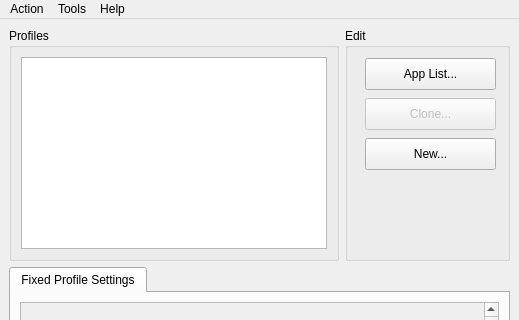
The window that vkconfig/mainwindow.ui (LunarG/VulkanTools) describes before a commit, drawn with Qt 5; both pictures show x 0 to 519 and y 0 to 320 of the 519 by 585 pixel window.
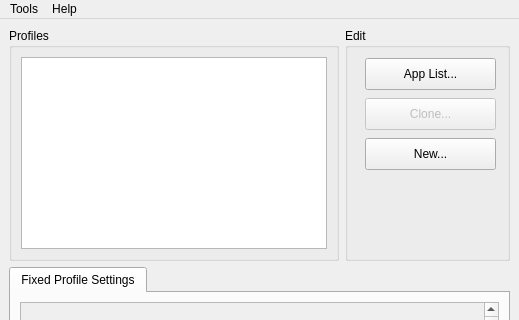
The same window after the commit. Icons and pictures are not drawn.

The edit to the form file:
```diff
--- a/vkconfig/mainwindow.ui
+++ b/vkconfig/mainwindow.ui
@@ -192,13 +192,6 @@
      <height>21</height>
     </rect>
    </property>
-   <widget class="QMenu" name="menuFile">
-    <property name="title">
-     <string>Action</string>
-    </property>
-    <addaction name="separator"/>
-    <addaction name="actionExit"/>
-   </widget>
    <widget class="QMenu" name="menuTools">
     <property name="title">
      <string>Tools</string>
@@ -218,7 +211,6 @@
     <addaction name="separator"/>
     <addaction name="actionAbout"/>
    </widget>
-   <addaction name="menuFile"/>
    <addaction name="menuTools"/>
    <addaction name="menuHelp"/>
   </widget>
```
